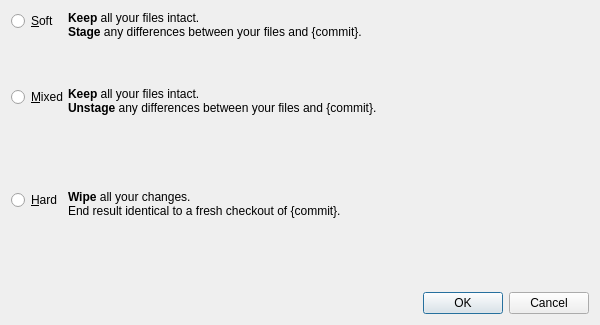
First picture: the form in gitfourchette/forms/resetheaddialog.ui, repository weblate/gitfourchette, before the edit.
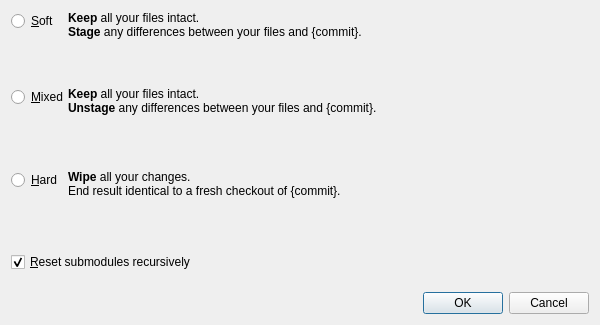
Second picture: the form after the edit.

Commit message: ResetHeadDialog: Recurse submodules

```diff
--- a/gitfourchette/forms/resetheaddialog.ui
+++ b/gitfourchette/forms/resetheaddialog.ui
@@ -102,6 +102,16 @@
      </property>
     </widget>
    </item>
+   <item row="3" column="0" colspan="2">
+    <widget class="QCheckBox" name="recurseCheckBox">
+     <property name="text">
+      <string>&amp;Reset submodules recursively</string>
+     </property>
+     <property name="checked">
+      <bool>true</bool>
+     </property>
+    </widget>
+   </item>
   </layout>
  </widget>
  <tabstops>
```
The commit also changes 5 other files.
